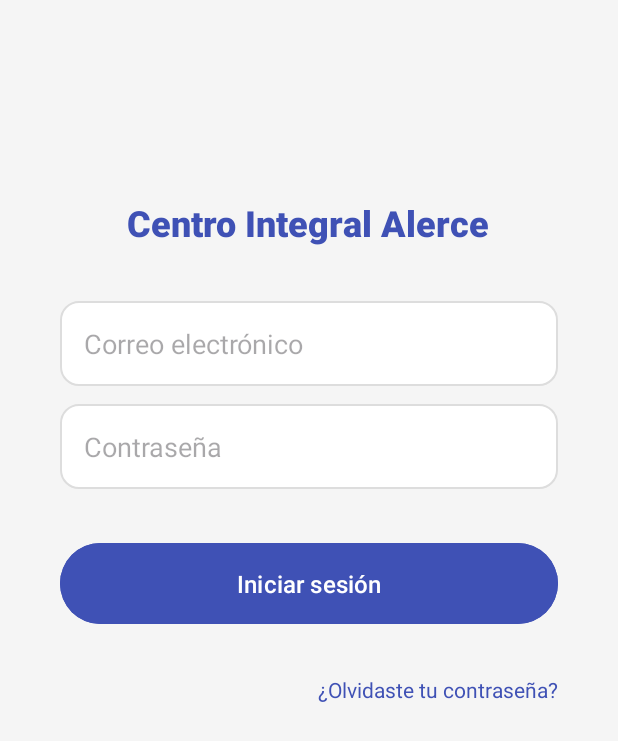
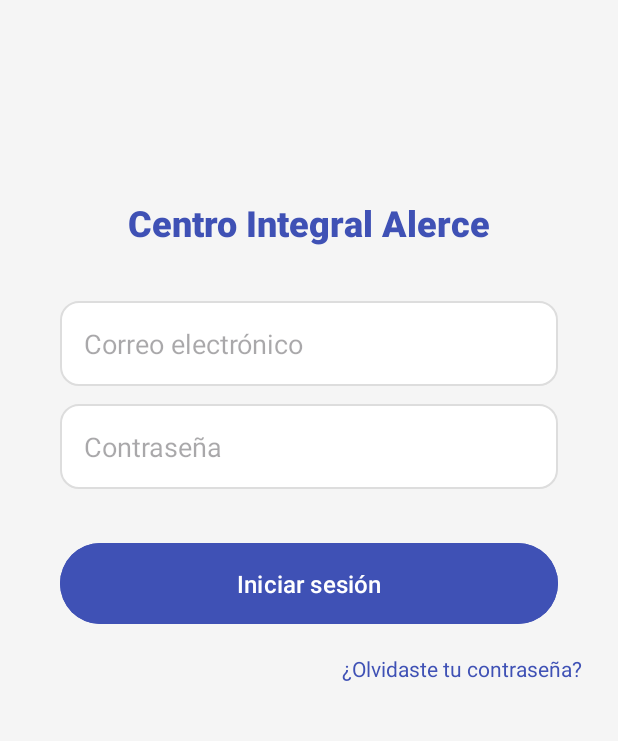
Before and after one commit to CcristoferR/Centro-Integral-Alerce, an Android app: the screen it shows after launch (MainActivity), on a phone screen of 412 x 824 dp. Shown: the top 741 px of the screen. Run offline under Robolectric (Android 15) with nearby library versions, the phone set to English and light mode, and no system bars; our stand-ins replace Firebase (no records; nobody signed in at launch, a user with empty details on screens opened directly).

Commit message:
Agregar logica recuperar contraseña

```diff
--- a/app/src/main/java/com/gestionactividades/centrointegralalerce/MainActivity.java
+++ b/app/src/main/java/com/gestionactividades/centrointegralalerce/MainActivity.java
@@ -1,34 +1,33 @@
-// MainActivity.java
 package com.gestionactividades.centrointegralalerce;
 
 import android.content.Intent;
 import android.os.Bundle;
 import android.text.TextUtils;
-import android.view.View;
 import android.widget.Button;
 import android.widget.EditText;
+import android.widget.TextView;
 import android.widget.Toast;
 
-import androidx.annotation.NonNull;
 import androidx.appcompat.app.AppCompatActivity;
 
 import com.google.firebase.auth.FirebaseAuth;
-import com.google.firebase.auth.FirebaseUser;
 
 public class MainActivity extends AppCompatActivity {
 
     private EditText emailEditText, passwordEditText;
     private Button loginButton;
+    private TextView forgotPasswordText; // Cambiado a TextView
     private FirebaseAuth auth;
 
     @Override
     protected void onCreate(Bundle savedInstanceState) {
         super.onCreate(savedInstanceState);
-        setContentView(R.layout.activity_main);  // Asegúrate de que el nombre coincide con tu archivo XML
+        setContentView(R.layout.activity_main);
 
         emailEditText = findViewById(R.id.emailEditText);
         passwordEditText = findViewById(R.id.passwordEditText);
         loginButton = findViewById(R.id.loginButton);
+        forgotPasswordText = findViewById(R.id.forgotPasswordText); // Referencia a TextView
 
         auth = FirebaseAuth.getInstance();
 
@@ -37,9 +36,7 @@ public class MainActivity extends AppCompatActivity {
             navigateToHome();
         }
 
-        loginButton.setOnClickListener(new View.OnClickListener() {
-            @Override
-            public void onClick(View v) {
+        loginButton.setOnClickListener(v -> {
             String email = emailEditText.getText().toString();
             String password = passwordEditText.getText().toString();
 
@@ -57,7 +54,26 @@ public class MainActivity extends AppCompatActivity {
                             Toast.makeText(MainActivity.this, "Error al iniciar sesión: " + task.getException().getMessage(), Toast.LENGTH_LONG).show();
                         }
                     });
+        });
+
+        // Configurar el TextView para recuperación de contraseña
+        forgotPasswordText.setOnClickListener(v -> {
+            String email = emailEditText.getText().toString();
+
+            if (TextUtils.isEmpty(email)) {
+                Toast.makeText(MainActivity.this, "Por favor ingresa tu correo electrónico", Toast.LENGTH_SHORT).show();
+                return;
             }
+
+            // Enviar correo de recuperación de contraseña
+            auth.sendPasswordResetEmail(email)
+                    .addOnCompleteListener(task -> {
+                        if (task.isSuccessful()) {
+                            Toast.makeText(MainActivity.this, "Correo de recuperación enviado", Toast.LENGTH_LONG).show();
+                        } else {
+                            Toast.makeText(MainActivity.this, "Error al enviar correo de recuperación: " + task.getException().getMessage(), Toast.LENGTH_LONG).show();
+                        }
+                    });
         });
     }
 
--- a/app/src/main/res/layout/activity_main.xml
+++ b/app/src/main/res/layout/activity_main.xml
@@ -7,10 +7,7 @@
     android:background="#F5F5F5"
     android:padding="24dp">
 
-<!-- Título de la aplicación -->
-
-    <!-- Campo de entrada para el correo electrónico -->
-
+    <!-- Título de la aplicación -->
     <TextView
         android:id="@+id/appTitle"
         android:layout_width="wrap_content"
@@ -22,10 +19,40 @@
         android:textSize="24sp"
         android:textStyle="bold"
         app:layout_constraintEnd_toEndOf="parent"
-        app:layout_constraintHorizontal_bias="0.496"
         app:layout_constraintStart_toStartOf="parent"
         app:layout_constraintTop_toTopOf="parent" />
 
+    <!-- Campo de entrada para el correo electrónico -->
+    <EditText
+        android:id="@+id/emailEditText"
+        android:layout_width="0dp"
+        android:layout_height="wrap_content"
+        android:layout_marginHorizontal="16dp"
+        android:layout_marginTop="36dp"
+        android:background="@drawable/rounded_edittext_background"
+        android:hint="Correo electrónico"
+        android:inputType="textEmailAddress"
+        android:padding="16dp"
+        app:layout_constraintEnd_toEndOf="parent"
+        app:layout_constraintStart_toStartOf="parent"
+        app:layout_constraintTop_toBottomOf="@id/appTitle" />
+
+    <!-- Campo de entrada para la contraseña -->
+    <EditText
+        android:id="@+id/passwordEditText"
+        android:layout_width="0dp"
+        android:layout_height="wrap_content"
+        android:layout_marginHorizontal="16dp"
+        android:layout_marginTop="12dp"
+        android:background="@drawable/rounded_edittext_background"
+        android:hint="Contraseña"
+        android:inputType="textPassword"
+        android:padding="16dp"
+        app:layout_constraintEnd_toEndOf="parent"
+        app:layout_constraintStart_toStartOf="parent"
+        app:layout_constraintTop_toBottomOf="@id/emailEditText" />
+
+    <!-- Botón de inicio de sesión -->
     <Button
         android:id="@+id/loginButton"
         android:layout_width="0dp"
@@ -42,52 +69,17 @@
         app:layout_constraintStart_toStartOf="parent"
         app:layout_constraintTop_toBottomOf="@+id/passwordEditText" />
 
-    <EditText
-        android:id="@+id/passwordEditText"
-        android:layout_width="0dp"
-        android:layout_height="wrap_content"
-        android:layout_marginHorizontal="16dp"
-        android:layout_marginTop="12dp"
-        android:background="@drawable/rounded_edittext_background"
-        android:hint="Contraseña"
-        android:inputType="textPassword"
-        android:padding="16dp"
-        app:layout_constraintEnd_toEndOf="parent"
-        app:layout_constraintStart_toStartOf="parent"
-        app:layout_constraintTop_toBottomOf="@id/emailEditText" />
-
-    <EditText
-        android:id="@+id/emailEditText"
-        android:layout_width="0dp"
-        android:layout_height="wrap_content"
-        android:layout_marginHorizontal="16dp"
-        android:layout_marginTop="36dp"
-        android:background="@drawable/rounded_edittext_background"
-        android:hint="Correo electrónico"
-        android:inputType="textEmailAddress"
-        android:padding="16dp"
-        app:layout_constraintEnd_toEndOf="parent"
-        app:layout_constraintStart_toStartOf="parent"
-        app:layout_constraintTop_toBottomOf="@id/appTitle" />
-
+    <!-- Enlace para recuperación de contraseña -->
     <TextView
         android:id="@+id/forgotPasswordText"
         android:layout_width="wrap_content"
         android:layout_height="wrap_content"
-        android:layout_marginTop="124dp"
-        android:layout_marginEnd="16dp"
+        android:layout_marginTop="16dp"
         android:fontFamily="sans-serif"
         android:text="¿Olvidaste tu contraseña?"
         android:textColor="#3F51B5"
         android:textSize="14sp"
         app:layout_constraintEnd_toEndOf="parent"
-        app:layout_constraintTop_toBottomOf="@id/passwordEditText" />
-
-
-    <!-- Campo de entrada para la contraseña -->
-
-    <!-- Enlace para la recuperación de contraseña -->
-
-    <!-- Botón de inicio de sesión -->
+        app:layout_constraintTop_toBottomOf="@id/loginButton" />
 
 </androidx.constraintlayout.widget.ConstraintLayout>
```
Also changed, not shown: app/src/main/file.jpg (added), app/src/main/ic_launcher-playstore.png (deleted). Lines whose indentation alone changed are shown as unchanged.
